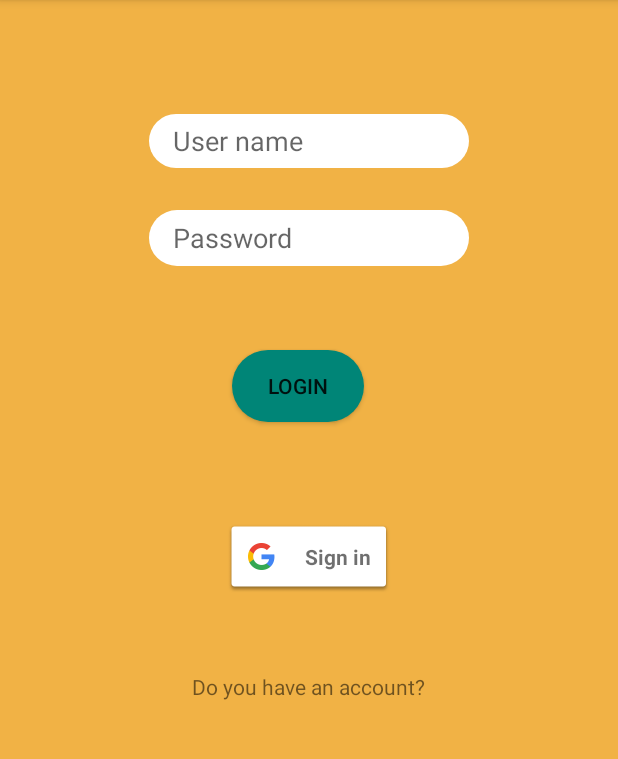
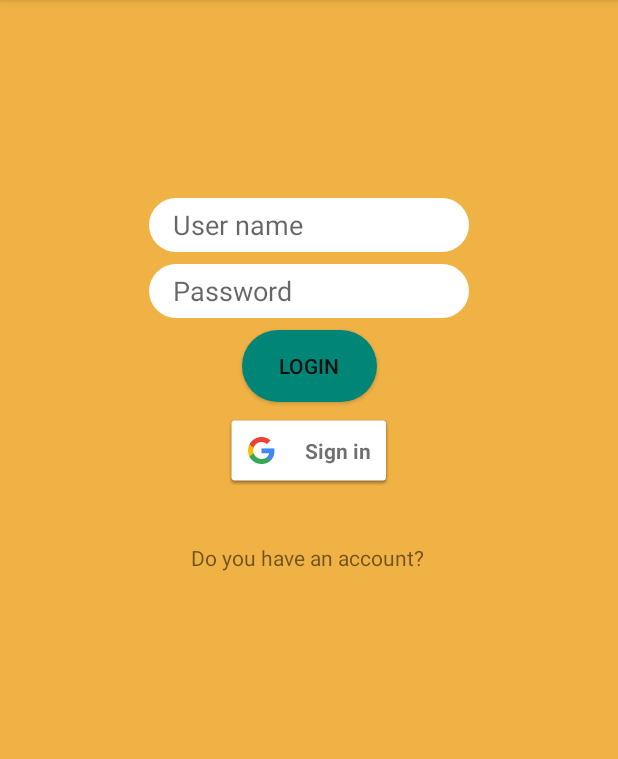
Before and after one commit to ESDEFRANC/LibraryPractica, an Android app: the screen it shows after launch (MainActivity), on a phone screen of 412 x 824 dp, the part 84-843 px from its top. Run offline under Robolectric (Android 15) with nearby library versions, the phone set to English and light mode, and no system bars.

Commit message:
Sign in
Function sign in and tablet mode

```diff
--- /dev/null
+++ b/app/src/main/res/layout-w500dp-land/activity_main.xml
@@ -0,0 +1,21 @@
+<?xml version="1.0" encoding="utf-8"?>
+<LinearLayout xmlns:android="http://schemas.android.com/apk/res/android"
+              xmlns:tools="http://schemas.android.com/tools"
+              android:layout_width="match_parent"
+              android:layout_height="match_parent"
+              tools:ignore="MissingDefaultResource">
+
+    <LinearLayout android:layout_width="0dp"
+                  android:layout_height="match_parent"
+                  android:layout_weight="1"
+                  android:id="@+id/favorite_list_books"
+                  android:orientation="horizontal"
+            />
+
+    <LinearLayout android:layout_width="0dp"
+                  android:layout_height="match_parent"
+                  android:layout_weight="2"
+                  android:id="@+id/detail_book"
+                  android:orientation="horizontal"/>
+
+</LinearLayout>
--- a/app/src/main/res/layout/activity_main.xml
+++ b/app/src/main/res/layout/activity_main.xml
@@ -5,6 +5,7 @@
         android:layout_width="match_parent"
         android:layout_height="match_parent"
         tools:context=".MainActivity"
-        android:id="@+id/main_container">
+        android:id="@+id/main_container"
+        android:orientation="vertical">
 
 </FrameLayout>
--- a/app/src/main/res/layout/fragment_login.xml
+++ b/app/src/main/res/layout/fragment_login.xml
@@ -13,52 +13,50 @@
             android:id="@+id/Email"
             android:layout_width="wrap_content"
             android:layout_height="36dp"
-            android:layout_marginStart="8dp"
-            android:layout_marginTop="76dp"
-            android:layout_marginEnd="84dp"
             android:background="@drawable/rounded_edittext_register_main"
             android:ems="10"
             android:hint="@string/UserName"
             android:paddingStart="16dp"
             android:paddingEnd="16dp"
             android:inputType="textEmailAddress|textVisiblePassword"
-            app:layout_constraintEnd_toEndOf="parent"
-            app:layout_constraintHorizontal_bias="0.858"
+            android:importantForAutofill="no"
+            android:layout_marginTop="132dp"
+            app:layout_constraintTop_toTopOf="parent"
+            android:layout_marginStart="8dp"
             app:layout_constraintStart_toStartOf="parent"
-            app:layout_constraintTop_toTopOf="parent"
-            android:importantForAutofill="no"/>
+            android:layout_marginEnd="8dp"
+            app:layout_constraintEnd_toEndOf="parent"/>
 
     <EditText
             android:id="@+id/Password"
             android:layout_width="wrap_content"
-            android:layout_height="37dp"
-            android:layout_marginStart="8dp"
-            android:layout_marginTop="28dp"
-            android:layout_marginEnd="8dp"
+            android:layout_height="36dp"
             android:background="@drawable/rounded_edittext_register_main"
             android:ems="10"
             android:paddingStart="16dp"
             android:paddingEnd="16dp"
             android:hint="@string/Password"
             android:inputType="textPassword"
-            app:layout_constraintEnd_toEndOf="parent"
+            android:autofillHints="no"
+            android:layout_marginTop="8dp"
+            app:layout_constraintTop_toBottomOf="@+id/Email"
+            android:layout_marginStart="8dp"
             app:layout_constraintStart_toStartOf="parent"
-            app:layout_constraintTop_toBottomOf="@+id/Email"
-            android:autofillHints="no"/>
+            android:layout_marginEnd="8dp"
+            app:layout_constraintEnd_toEndOf="parent"/>
 
     <Button
             android:id="@+id/Login"
-            android:layout_width="wrap_content"
+            android:layout_width="90dp"
             android:layout_height="wrap_content"
-            android:layout_marginStart="8dp"
-            android:layout_marginTop="56dp"
-            android:layout_marginEnd="148dp"
             android:background="@drawable/rounded_button"
             android:text="@string/Login"
-            app:layout_constraintEnd_toEndOf="parent"
-            app:layout_constraintHorizontal_bias="0.874"
+            android:layout_marginTop="8dp"
+            app:layout_constraintTop_toBottomOf="@+id/Password"
+            android:layout_marginStart="8dp"
             app:layout_constraintStart_toStartOf="parent"
-            app:layout_constraintTop_toBottomOf="@+id/Password"/>
+            android:layout_marginEnd="8dp"
+            app:layout_constraintEnd_toEndOf="parent"/>
 
     <com.google.android.gms.common.SignInButton
             android:id="@+id/sign_in_google_button"
@@ -66,28 +64,25 @@
             android:layout_height="wrap_content"
             android:layout_marginTop="8dp"
             app:layout_constraintTop_toBottomOf="@+id/Login"
-            android:layout_marginBottom="8dp"
-            app:layout_constraintBottom_toTopOf="@+id/backToRegister"
+            app:layout_constraintStart_toStartOf="parent"
+            android:layout_marginStart="8dp"
+            app:layout_constraintEnd_toEndOf="parent"
+            android:layout_marginEnd="8dp"/>
+
+    <TextView
+            android:id="@+id/backToRegister"
+            android:layout_width="wrap_content"
+            android:layout_height="27dp"
+            android:text="@string/goToRegister"
+            android:layout_marginTop="8dp"
+            app:layout_constraintTop_toBottomOf="@+id/sign_in_google_button"
             app:layout_constraintStart_toStartOf="parent"
             android:layout_marginStart="8dp"
             app:layout_constraintEnd_toEndOf="parent"
             android:layout_marginEnd="8dp"
-            app:layout_constraintVertical_bias="0.564"/>
-
-    <TextView
-            android:id="@+id/backToRegister"
-            android:layout_width="wrap_content"
-            android:layout_height="wrap_content"
-            android:layout_marginStart="8dp"
-            android:layout_marginTop="60dp"
-            android:layout_marginEnd="8dp"
             android:layout_marginBottom="8dp"
-            android:text="@string/goToRegister"
             app:layout_constraintBottom_toBottomOf="parent"
-            app:layout_constraintEnd_toEndOf="parent"
-            app:layout_constraintStart_toStartOf="parent"
-            app:layout_constraintTop_toBottomOf="@+id/Login"
-            app:layout_constraintVertical_bias="0.267"
-            app:layout_constraintHorizontal_bias="0.498"/>
+            app:layout_constraintHorizontal_bias="0.497"
+            app:layout_constraintVertical_bias="0.074"/>
 
 </android.support.constraint.ConstraintLayout>
--- /dev/null
+++ b/app/src/main/res/values/values.xml
@@ -0,0 +1,4 @@
+<?xml version="1.0" encoding="utf-8"?>
+<resources>
+    <bool name="large">false</bool>
+</resources>
```
Also changed, not shown: app/src/main/java/com/example/librarypractica/LoginFragment.kt (+43 -1 lines), app/src/main/java/com/example/librarypractica/MainActivity.kt (+48 -14 lines), app/src/main/java/com/example/librarypractica/RegisterFragment.kt (+12 -2 lines), app/src/main/res/layout/fragment_favorite_books_list.xml (+0 -18 lines), app/src/main/res/layout/menu/nav_menu.xml (deleted, +0 -8 lines), app/src/main/res/menu/nav_menu.xml (added, +10 -0 lines).
